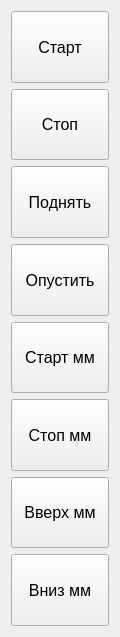
picosaur/evotest, file EvoLiteApp/CommandForm.ui: the form before one commit.
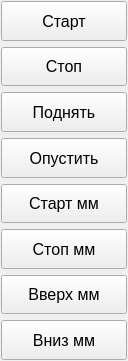
The form after the commit.

```diff
--- a/EvoLiteApp/CommandForm.ui
+++ b/EvoLiteApp/CommandForm.ui
@@ -6,14 +6,26 @@
    <rect>
     <x>0</x>
     <y>0</y>
-    <width>120</width>
-    <height>637</height>
+    <width>128</width>
+    <height>361</height>
    </rect>
   </property>
   <property name="windowTitle">
    <string>Form</string>
   </property>
   <layout class="QVBoxLayout" name="verticalLayout">
+   <property name="leftMargin">
+    <number>1</number>
+   </property>
+   <property name="topMargin">
+    <number>1</number>
+   </property>
+   <property name="rightMargin">
+    <number>1</number>
+   </property>
+   <property name="bottomMargin">
+    <number>1</number>
+   </property>
    <item>
     <layout class="QGridLayout" name="gridLayout">
      <item row="4" column="0">
```
